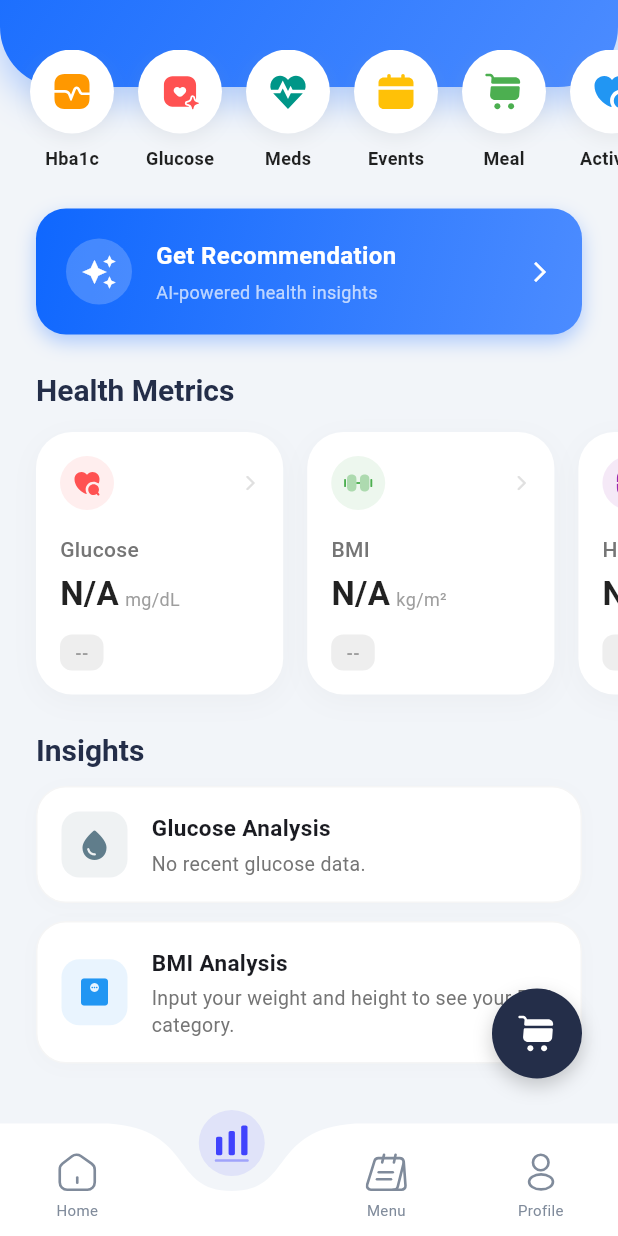
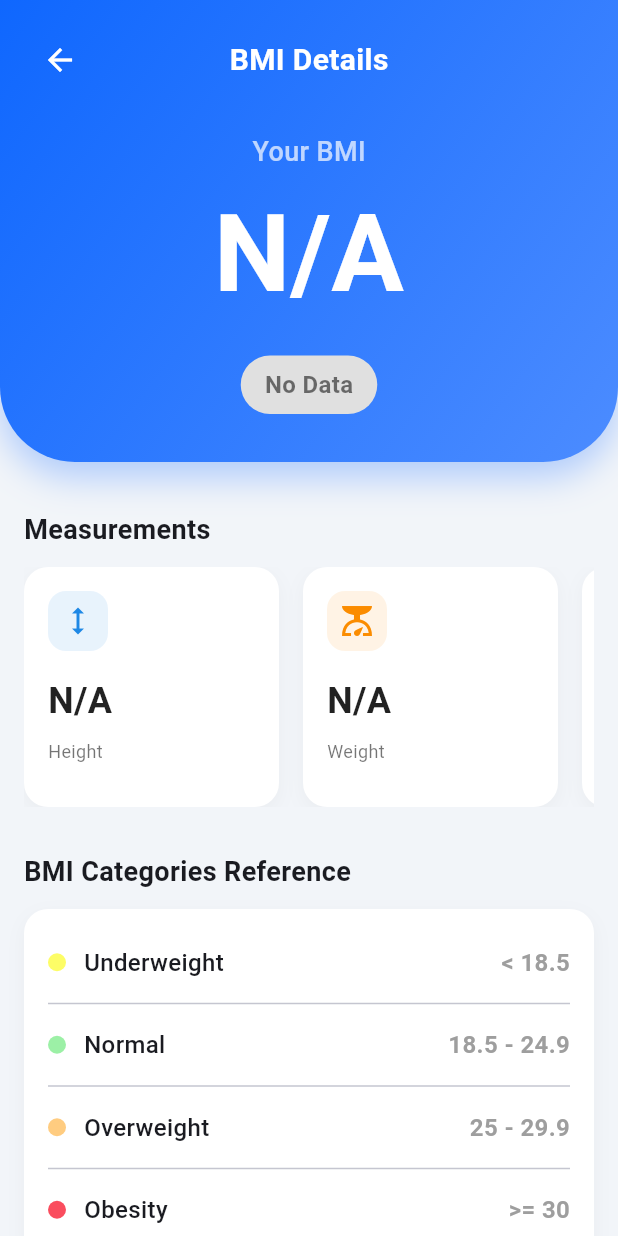
Before and after one commit to FarhanTZ/Skripsi-frontend, a Flutter app: the HomePage screen opened directly, item 2 of the bottom bar chosen, scrolled down 205 dp, after a tap on "BMI", on a phone screen of 412 x 824 dp. Run offline on Flutter 3.47's test engine with Material 3 defaults, Android fonts, the phone set to English and light mode, and no system bars; drawn by our look-alikes of curved_navigation_bar; our stand-ins replace bloc, dartz, equatable, fl_chart, flutter_bloc, flutter_svg and 9 more; accounts and stored records are empty; network calls fail.

Commit message:
BMI detial Page

```diff
--- /dev/null
+++ b/glupulse/lib/features/HealthData/presentation/pages/bmi_detail_page.dart
@@ -0,0 +1,368 @@
+import 'package:flutter/material.dart';
+
+class BmiDetailPage extends StatelessWidget {
+  final double? heightCm;
+  final double? currentWeightKg;
+  final double? bmi;
+  final double? targetWeightKg;
+
+  const BmiDetailPage({
+    super.key,
+    required this.heightCm,
+    required this.currentWeightKg,
+    required this.bmi,
+    this.targetWeightKg,
+  });
+
+  @override
+  Widget build(BuildContext context) {
+    return Scaffold(
+      backgroundColor: const Color(0xFFF2F5F9),
+      body: SafeArea(
+        child: SingleChildScrollView(
+          child: Column(
+            children: [
+              // --- Consolidated Header and Your BMI Section ---
+              Container(
+                width: double.infinity,
+                decoration: BoxDecoration(
+                  gradient: const LinearGradient(
+                    begin: Alignment.topLeft,
+                    end: Alignment.bottomRight,
+                    colors: [
+                      Color(0xFF0F67FE),
+                      Color(0xFF4C8CFF),
+                    ],
+                  ),
+                  borderRadius: const BorderRadius.vertical(
+                    bottom: Radius.circular(50),
+                  ),
+                  boxShadow: [
+                    BoxShadow(
+                      color: const Color(0xFF0F67FE).withValues(alpha: 0.3),
+                      blurRadius: 20,
+                      offset: const Offset(0, 10),
+                    ),
+                  ],
+                ),
+                child: Padding(
+                  padding: const EdgeInsets.only(top: 16.0, bottom: 32.0),
+                  child: Column(
+                    children: [
+                      Padding(
+                        padding: const EdgeInsets.symmetric(horizontal: 16.0),
+                        child: Stack(
+                          alignment: Alignment.center,
+                          children: [
+                            Align(
+                              alignment: Alignment.centerLeft,
+                              child: IconButton(
+                                icon: const Icon(Icons.arrow_back,
+                                    color: Colors.white),
+                                onPressed: () => Navigator.of(context).pop(),
+                              ),
+                            ),
+                            const Text(
+                              'BMI Details',
+                              style: TextStyle(
+                                fontSize: 20,
+                                fontWeight: FontWeight.bold,
+                                color: Colors.white,
+                              ),
+                            ),
+                          ],
+                        ),
+                      ),
+                      const SizedBox(height: 24),
+                      Padding(
+                        padding: const EdgeInsets.symmetric(horizontal: 24.0),
+                        child: Column(
+                          crossAxisAlignment: CrossAxisAlignment.center,
+                          children: [
+                            const Text(
+                              "Your BMI",
+                              style: TextStyle(
+                                fontSize: 18,
+                                color: Colors.white70,
+                                fontWeight: FontWeight.w500,
+                              ),
+                            ),
+                            const SizedBox(height: 4),
+                            Text(
+                              bmi != null ? bmi!.toStringAsFixed(1) : 'N/A',
+                              style: const TextStyle(
+                                fontSize: 72,
+                                fontWeight: FontWeight.bold,
+                                color: Colors.white,
+                              ),
+                            ),
+                            const SizedBox(height: 16),
+                            // BMI Status Badge
+                            Builder(
+                              builder: (context) {
+                                final statusInfo = _getBmiStatus(bmi);
+                                return Container(
+                                  padding: const EdgeInsets.symmetric(
+                                      horizontal: 16, vertical: 8),
+                                  decoration: BoxDecoration(
+                                    color: statusInfo['bgColor'],
+                                    borderRadius: BorderRadius.circular(20),
+                                  ),
+                                  child: Text(
+                                    statusInfo['status'],
+                                    style: TextStyle(
+                                      color: statusInfo['textColor'],
+                                      fontSize: 16,
+                                      fontWeight: FontWeight.bold,
+                                    ),
+                                  ),
+                                );
+                              },
+                            ),
+                          ],
+                        ),
+                      ),
+                    ],
+                  ),
+                ),
+              ),
+
+              // --- Content outside blue header ---
+              Padding(
+                padding: const EdgeInsets.all(16),
+                child: Column(
+                  crossAxisAlignment: CrossAxisAlignment.start,
+                  children: [
+                    const SizedBox(height: 16),
+
+                    // --- Measurements Section (Scrollable Row) ---
+                    const Text(
+                      "Measurements",
+                      style:
+                          TextStyle(fontSize: 18, fontWeight: FontWeight.bold),
+                    ),
+                    const SizedBox(height: 12),
+                    SingleChildScrollView(
+                      scrollDirection: Axis.horizontal,
+                      child: Row(
+                        children: [
+                          // Height Card
+                          SizedBox(
+                            width: 170, // Increased width
+                            height: 160,
+                            child: _buildMeasurementCard(
+                              label: "Height",
+                              value: heightCm != null
+                                  ? '${heightCm!.toStringAsFixed(1)} cm'
+                                  : 'N/A',
+                              icon: Icons.height,
+                              iconForegroundColor: Colors.blue.shade600,
+                              context: context,
+                            ),
+                          ),
+                          const SizedBox(width: 16),
+                          // Weight Card
+                          SizedBox(
+                            width: 170,
+                            height: 160,
+                            child: _buildMeasurementCard(
+                              label: "Weight",
+                              value: currentWeightKg != null
+                                  ? '${currentWeightKg!.toStringAsFixed(1)} kg'
+                                  : 'N/A',
+                              icon: Icons.scale,
+                              iconForegroundColor: Colors.orange.shade600,
+                              context: context,
+                            ),
+                          ),
+                          const SizedBox(width: 16),
+                          // Target Weight Card
+                          SizedBox(
+                            width: 170,
+                            height: 160,
+                            child: _buildMeasurementCard(
+                              label: "Target Weight",
+                              value: targetWeightKg != null
+                                  ? '${targetWeightKg!.toStringAsFixed(1)} kg'
+                                  : 'N/A',
+                              icon: Icons.track_changes,
+                              iconForegroundColor: Colors.lightGreen.shade600,
+                              context: context,
+                            ),
+                          ),
+                        ],
+                      ),
+                    ),
+
+                    const SizedBox(height: 30),
+
+                    // --- BMI Categories Section ---
+                    const Text(
+                      'BMI Categories Reference',
+                      style:
+                          TextStyle(fontSize: 18, fontWeight: FontWeight.bold),
+                    ),
+                    const SizedBox(height: 12),
+                    Container(
+                      padding: const EdgeInsets.all(16),
+                      decoration: BoxDecoration(
+                        color: Colors.white,
+                        borderRadius: BorderRadius.circular(16),
+                        boxShadow: [
+                          BoxShadow(
+                            color: Colors.grey.withOpacity(0.1),
+                            blurRadius: 10,
+                            offset: const Offset(0, 4),
+                          ),
+                        ],
+                      ),
+                      child: Column(
+                        children: [
+                          _buildBmiCategoryRow('Underweight', '< 18.5',
+                              const Color(0xFFFDFD66)),
+                          const Divider(),
+                          _buildBmiCategoryRow('Normal', '18.5 - 24.9',
+                              const Color(0xFF9CF0A6)),
+                          const Divider(),
+                          _buildBmiCategoryRow('Overweight', '25 - 29.9',
+                              Colors.orange.shade200),
+                          const Divider(),
+                          _buildBmiCategoryRow('Obesity', '>= 30',
+                              const Color(0xFFFA4D5E)),
+                        ],
+                      ),
+                    ),
+                    const SizedBox(height: 20),
+                  ],
+                ),
+              ),
+            ],
+          ),
+        ),
+      ),
+    );
+  }
+
+
+
+  Widget _buildMeasurementCard({
+    required BuildContext context,
+    required String label,
+    required String value,
+    required IconData icon,
+    required Color iconForegroundColor,
+  }) {
+    return Container(
+      padding: const EdgeInsets.all(16), // Fixed padding
+      decoration: BoxDecoration(
+        color: Colors.white, // Fixed color
+        borderRadius: BorderRadius.circular(16),
+        boxShadow: [
+          BoxShadow(
+            color: Colors.grey.withOpacity(0.1),
+            blurRadius: 10,
+            offset: const Offset(0, 4),
+          ),
+        ],
+      ),
+      child: Column(
+        crossAxisAlignment: CrossAxisAlignment.start,
+        children: [
+          Container(
+            padding: const EdgeInsets.all(8),
+            decoration: BoxDecoration(
+              color: iconForegroundColor.withOpacity(0.1),
+              borderRadius: BorderRadius.circular(12),
+            ),
+            child: Icon(icon, size: 24, color: iconForegroundColor),
+          ),
+          const SizedBox(height: 16),
+          Text(
+            value,
+            style: const TextStyle(
+              fontSize: 24,
+              fontWeight: FontWeight.bold,
+              color: Colors.black87,
+            ),
+          ),
+          const SizedBox(height: 8),
+          Text(
+            label,
+            style: const TextStyle(fontSize: 12, color: Colors.black54),
+          ),
+        ],
+      ),
+    );
+  }
+
+  Widget _buildBmiCategoryRow(String label, String range, Color color) {
+    return Padding(
+      padding: const EdgeInsets.symmetric(vertical: 8.0),
+      child: Row(
+        mainAxisAlignment: MainAxisAlignment.spaceBetween,
+        children: [
+          Row(
+            children: [
+              Container(
+                width: 12,
+                height: 12,
+                decoration: BoxDecoration(
+                  color: color,
+                  shape: BoxShape.circle,
+                ),
+              ),
+              const SizedBox(width: 12),
+              Text(
+                label,
+                style:
+                    const TextStyle(fontSize: 16, fontWeight: FontWeight.w500),
+              ),
+            ],
+          ),
+          Text(
+            range,
+            style: const TextStyle(
+                fontSize: 16, fontWeight: FontWeight.bold, color: Colors.grey),
+          ),
+        ],
+      ),
+    );
+  }
+
+  Map<String, dynamic> _getBmiStatus(double? bmi) {
+    if (bmi == null || bmi <= 0) {
+      return {
+        'value': 'N/A',
+        'status': 'No Data',
+        'bgColor': Colors.grey.shade300,
+        'textColor': Colors.black54,
+      };
+    }
+
+    if (bmi < 18.5) {
+      return {
+        'status': 'Underweight',
+        'bgColor': const Color(0xFFFDFD66),
+        'textColor': const Color(0xFFB7B726)
+      };
+    } else if (bmi >= 18.5 && bmi < 25) {
+      return {
+        'status': 'Normal',
+        'bgColor': const Color(0xFF9CF0A6),
+        'textColor': const Color(0xFF02A916)
+      };
+    } else if (bmi >= 25 && bmi < 30) {
+      return {
+        'status': 'Overweight',
+        'bgColor': Colors.orange.shade100,
+        'textColor': Colors.orange.shade800
+      };
+    } else {
+      return {
+        'status': 'Obesity',
+        'bgColor': const Color(0xFFFA4D5E),
+        'textColor': const Color(0xFFBF070A)
+      };
+    }
+  }
+}
--- a/glupulse/lib/features/analytic/presentation/pages/analytic_tab.dart
+++ b/glupulse/lib/features/analytic/presentation/pages/analytic_tab.dart
@@ -5,6 +5,8 @@ import 'package:glupulse/features/glucose/presentation/cubit/glucose_cubit.dart'
 import 'package:flutter_svg/flutter_svg.dart';
 import 'package:glupulse/features/glucose/presentation/pages/glucose_list_page.dart';
 import 'package:glupulse/features/HealthData/presentation/cubit/health_profile_state.dart';
+import 'package:glupulse/features/HealthData/domain/entities/health_profile.dart'; // New import
+import 'package:glupulse/features/HealthData/presentation/pages/bmi_detail_page.dart'; // New import
 import 'package:glupulse/features/hba1c/presentation/cubit/hba1c_cubit.dart';
 import 'package:glupulse/features/hba1c/presentation/pages/hba1c_list_page.dart';
 import 'package:glupulse/features/health_event/presentation/pages/health_event_list_page.dart';
@@ -317,9 +319,10 @@ class _AnalyticTabState extends State<AnalyticTab> {
                               String status = '--';
                               Color statusColor = Colors.grey.shade200;
                               Color statusTextColor = Colors.grey;
+                              HealthProfile? profile; // Declared here
 
                               if (state is HealthProfileLoaded) {
-                                final profile = state.healthProfile;
+                                profile = state.healthProfile; // Assigned here
                                 final bmiInfo = _getBmiStatus(profile.bmi);
                                 value = bmiInfo['value'];
                                 status = bmiInfo['status'];
@@ -338,7 +341,16 @@ class _AnalyticTabState extends State<AnalyticTab> {
                                 statusBgColor: statusColor,
                                 statusTextColor: statusTextColor,
                                 onTap: () {
-                                  // Optional: Navigate to profile or bmi detail
+                                  Navigator.of(context).push(
+                                    MaterialPageRoute(
+                                      builder: (context) => BmiDetailPage(
+                                        heightCm: profile?.heightCm,
+                                        currentWeightKg: profile?.currentWeightKg,
+                                        bmi: profile?.bmi,
+                                        targetWeightKg: profile?.targetWeightKg, // Pass targetWeightKg
+                                      ),
+                                    ),
+                                  );
                                 },
                               );
                             },
@@ -846,7 +858,8 @@ class _AnalyticTabState extends State<AnalyticTab> {
                 color: Colors.white.withValues(alpha: 0.2),
                 shape: BoxShape.circle,
               ),
-              child: const Icon(Icons.auto_awesome, color: Colors.white, size: 24),
+              child:
+                  const Icon(Icons.auto_awesome, color: Colors.white, size: 24),
             ),
             const SizedBox(width: 16),
             const Expanded(
```
